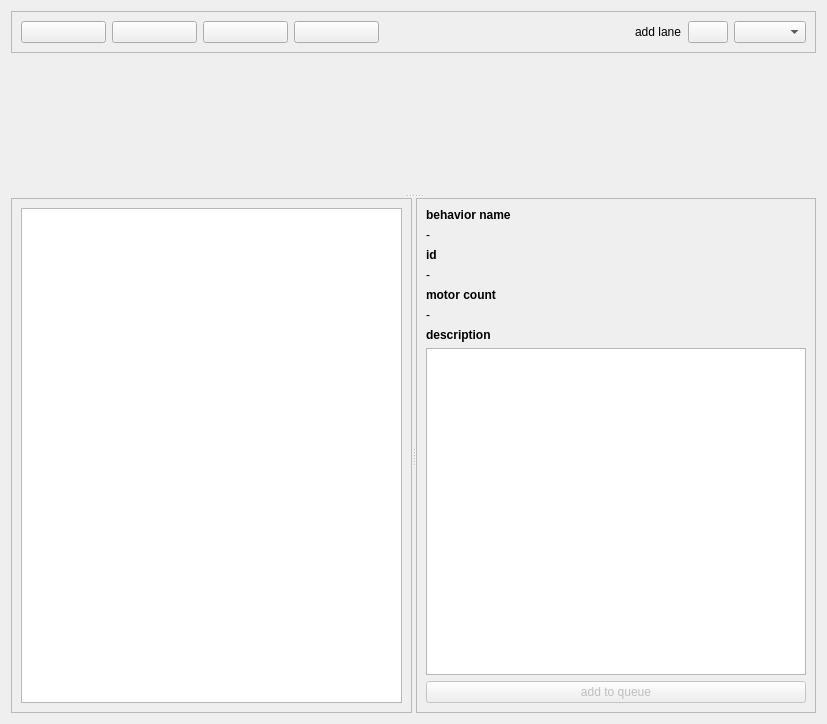
letrend/roboy_control, file src/roboy_control/src/view/PlayerView/PlayerView.ui: the form before one commit.
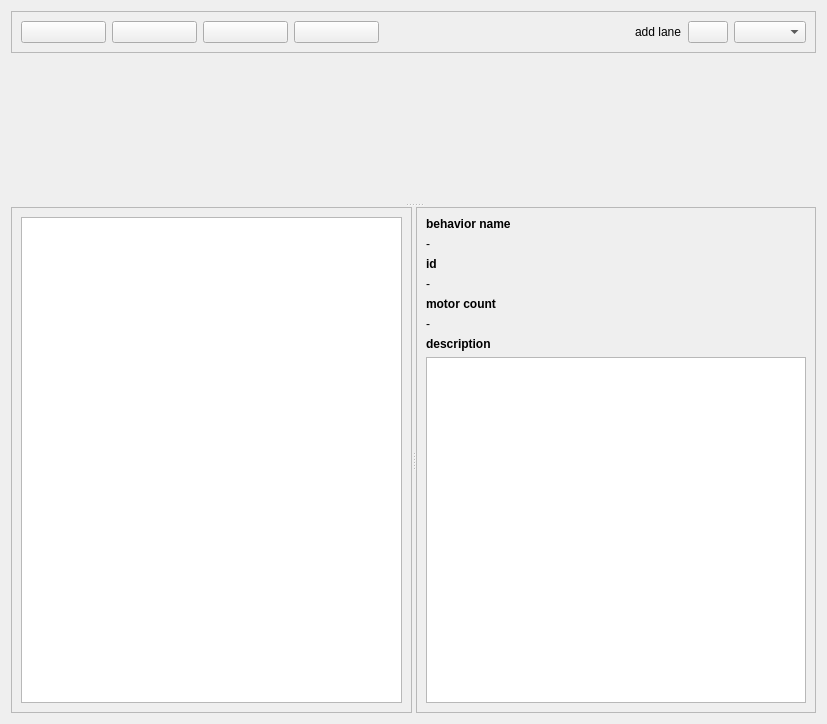
The form after the commit. Icons and pictures are not drawn. Custom widgets are drawn as their Qt base class.

Diff of the .ui file:
```diff
--- a/src/roboy_control/src/view/PlayerView/PlayerView.ui
+++ b/src/roboy_control/src/view/PlayerView/PlayerView.ui
@@ -288,20 +288,6 @@
         <item>
          <widget class="QListWidget" name="motorListView"/>
         </item>
-        <item>
-         <widget class="QPushButton" name="addToQueueButton">
-          <property name="enabled">
-           <bool>false</bool>
-          </property>
-          <property name="text">
-           <string>add to queue</string>
-          </property>
-          <property name="icon">
-           <iconset resource="PlayerResources.qrc">
-            <normaloff>:/add-img-dark.png</normaloff>:/add-img-dark.png</iconset>
-          </property>
-         </widget>
-        </item>
        </layout>
       </widget>
      </widget>
```
Left out of the diff: 14 changed lines with no effect on the pictures.
